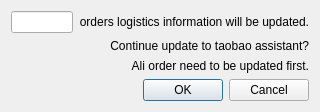
xlongfeng/alixixi, file taobaoorderlogisticsupdatedialog.ui: the form before one commit.
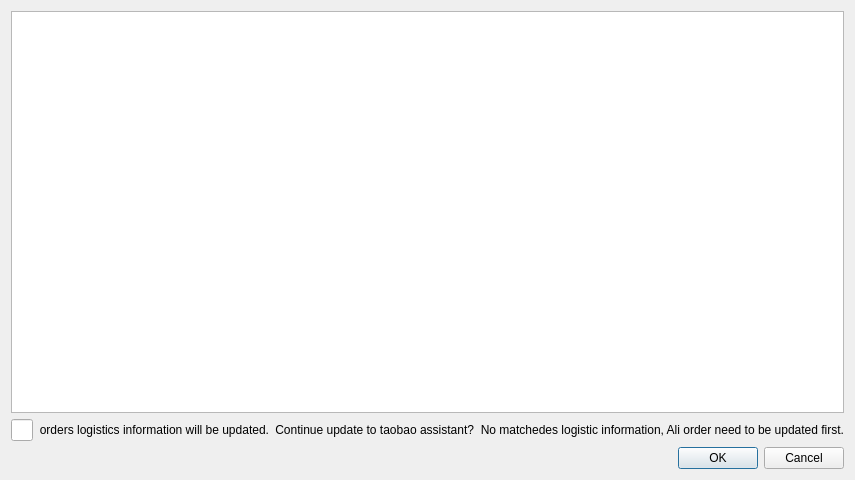
The form after the commit.

```diff
--- a/taobaoorderlogisticsupdatedialog.ui
+++ b/taobaoorderlogisticsupdatedialog.ui
@@ -6,14 +6,36 @@
    <rect>
     <x>0</x>
     <y>0</y>
-    <width>320</width>
-    <height>100</height>
+    <width>640</width>
+    <height>480</height>
    </rect>
   </property>
   <property name="windowTitle">
    <string>Taobao Order Logistics Update</string>
   </property>
   <layout class="QVBoxLayout" name="verticalLayout">
+   <item>
+    <widget class="QTableWidget" name="tableWidget">
+     <property name="alternatingRowColors">
+      <bool>true</bool>
+     </property>
+     <property name="selectionMode">
+      <enum>QAbstractItemView::SingleSelection</enum>
+     </property>
+     <property name="selectionBehavior">
+      <enum>QAbstractItemView::SelectRows</enum>
+     </property>
+     <property name="wordWrap">
+      <bool>false</bool>
+     </property>
+     <property name="cornerButtonEnabled">
+      <bool>false</bool>
+     </property>
+     <attribute name="verticalHeaderVisible">
+      <bool>false</bool>
+     </attribute>
+    </widget>
+   </item>
    <item>
     <layout class="QHBoxLayout" name="horizontalLayout">
      <item>
@@ -36,7 +58,18 @@
        </property>
       </widget>
      </item>
-    </layout>
+     <item>
+      <spacer name="horizontalSpacer">
+       <property name="orientation">
+        <enum>Qt::Horizontal</enum>
+       </property>
+       <property name="sizeHint" stdset="0">
+        <size>
+         <width>40</width>
+         <height>20</height>
+        </size>
+       </property>
+      </spacer>
    </item>
    <item>
     <widget class="QLabel" name="tbaUpdateLabel">
@@ -51,12 +84,14 @@
    <item>
     <widget class="QLabel" name="aliUpdateLabel">
      <property name="text">
-      <string>Ali order need to be updated first.</string>
+        <string>No matchedes logistic information, Ali order need to be updated first.</string>
      </property>
      <property name="alignment">
       <set>Qt::AlignRight|Qt::AlignTrailing|Qt::AlignVCenter</set>
      </property>
     </widget>
+     </item>
+    </layout>
    </item>
    <item>
     <widget class="QDialogButtonBox" name="buttonBox">
```
Left out of the diff: 5 changed lines with no effect on the pictures. Lines whose indentation alone changed are shown as unchanged.
